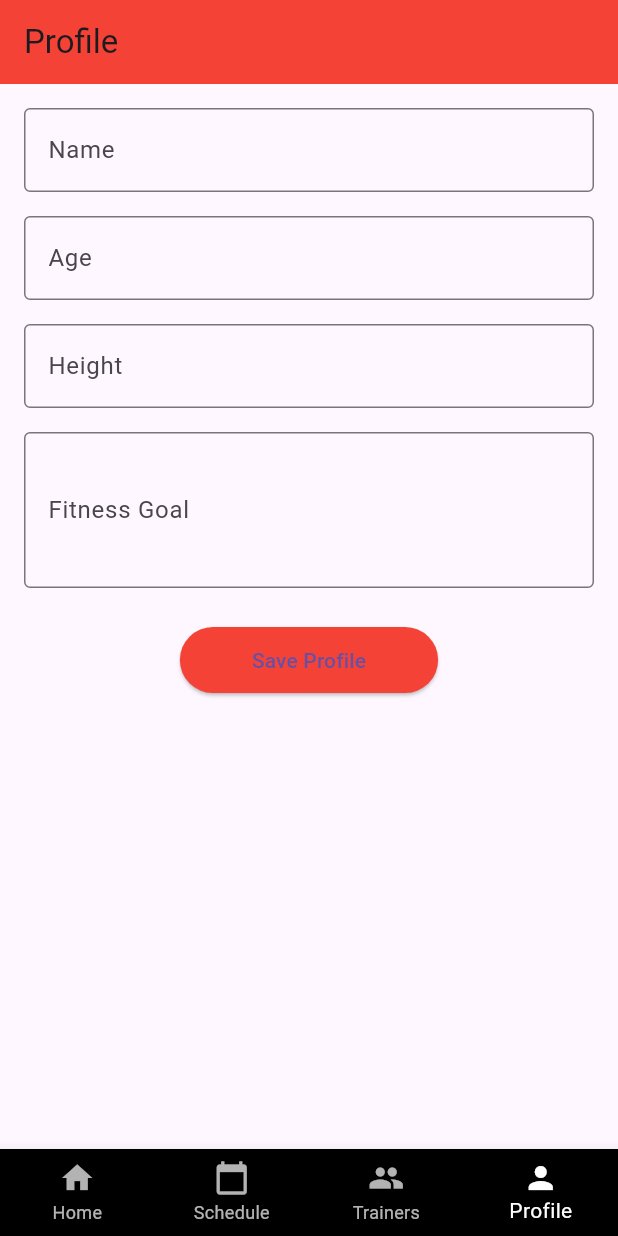
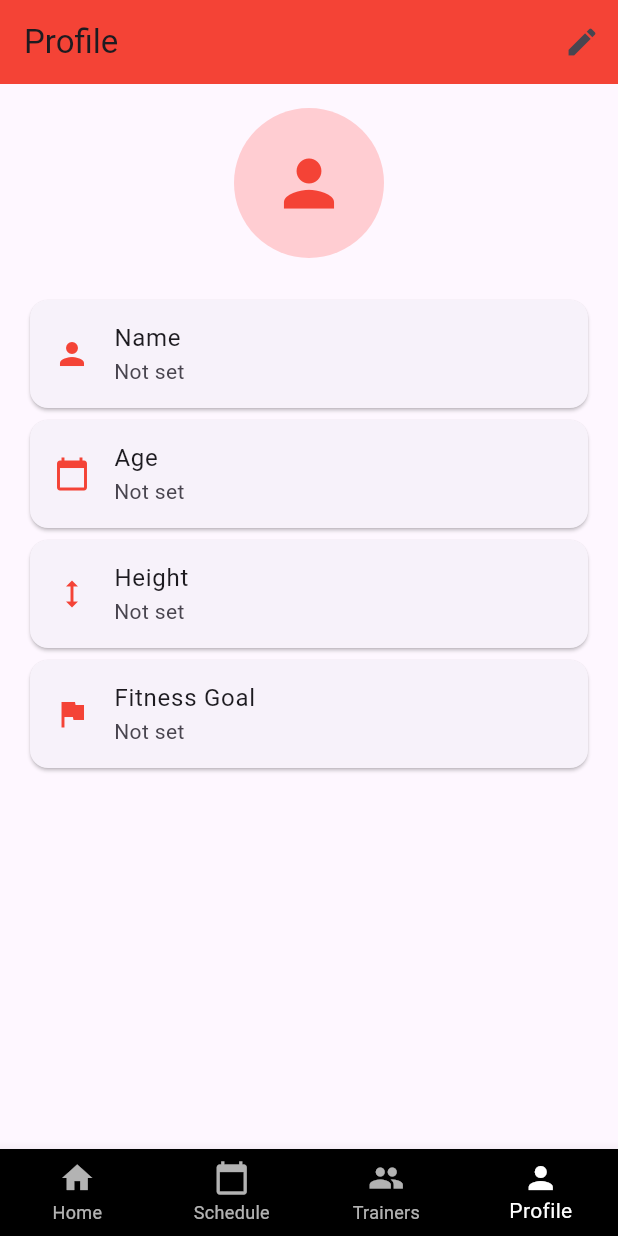
Before and after one commit to gonzaleza61/wmftracker, a Flutter app: the screen it shows once a user with an empty profile is signed in, item 4 of the bottom bar chosen, on a phone screen of 412 x 824 dp. Run offline on Flutter 3.47's test engine with Material 3 defaults, Android fonts, the phone set to English and light mode, and no system bars; our stand-ins replace cloud_functions, firebase_auth, firebase_core, firebase_database, flutter_dotenv, table_calendar; accounts and stored records are empty.

Commit message:
profile changes

```diff
--- a/weight_tracker/lib/screens/profile_screen.dart
+++ b/weight_tracker/lib/screens/profile_screen.dart
@@ -20,6 +20,7 @@ class _ProfileScreenState extends State<ProfileScreen> {
   late TextEditingController _goalController;
 
   bool _isLoading = true;
+  bool _isEditing = false;
 
   @override
   void initState() {
@@ -86,6 +87,42 @@ class _ProfileScreenState extends State<ProfileScreen> {
     }
   }
 
+  Widget _buildDisplayTile({
+    required String title,
+    required String value,
+    required IconData icon,
+  }) {
+    return Card(
+      child: ListTile(
+        leading: Icon(icon, color: Colors.red),
+        title: Text(title),
+        subtitle: Text(value.isEmpty ? 'Not set' : value),
+        trailing: _isEditing ? Icon(Icons.edit) : null,
+      ),
+    );
+  }
+
+  Widget _buildEditField({
+    required TextEditingController controller,
+    required String label,
+    required IconData icon,
+    TextInputType? keyboardType,
+    int? maxLines,
+  }) {
+    return TextFormField(
+      controller: controller,
+      decoration: InputDecoration(
+        labelText: label,
+        prefixIcon: Icon(icon, color: Colors.red),
+        border: OutlineInputBorder(),
+      ),
+      keyboardType: keyboardType,
+      maxLines: maxLines ?? 1,
+      validator: (value) =>
+          value?.isEmpty ?? true ? 'Please enter $label' : null,
+    );
+  }
+
   @override
   Widget build(BuildContext context) {
     if (_isLoading) {
@@ -102,6 +139,21 @@ class _ProfileScreenState extends State<ProfileScreen> {
       appBar: AppBar(
         title: Text('Profile'),
         backgroundColor: Colors.red,
+        actions: [
+          IconButton(
+            icon: Icon(_isEditing ? Icons.save : Icons.edit),
+            onPressed: () {
+              if (_isEditing) {
+                if (_formKey.currentState!.validate()) {
+                  _saveProfile();
+                  setState(() => _isEditing = false);
+                }
+              } else {
+                setState(() => _isEditing = true);
+              }
+            },
+          ),
+        ],
       ),
       body: SingleChildScrollView(
         padding: EdgeInsets.all(16),
@@ -109,57 +161,60 @@ class _ProfileScreenState extends State<ProfileScreen> {
           key: _formKey,
           child: Column(
             children: [
-              TextFormField(
+              CircleAvatar(
+                radius: 50,
+                backgroundColor: Colors.red.shade100,
+                child: Icon(Icons.person, size: 50, color: Colors.red),
+              ),
+              SizedBox(height: 24),
+              if (_isEditing) ...[
+                _buildEditField(
                   controller: _nameController,
-                decoration: InputDecoration(
-                  labelText: 'Name',
-                  border: OutlineInputBorder(),
-                ),
-                validator: (value) =>
-                    value?.isEmpty ?? true ? 'Please enter your name' : null,
+                  label: 'Name',
+                  icon: Icons.person,
                 ),
                 SizedBox(height: 16),
-              TextFormField(
+                _buildEditField(
                   controller: _ageController,
-                decoration: InputDecoration(
-                  labelText: 'Age',
-                  border: OutlineInputBorder(),
-                ),
+                  label: 'Age',
+                  icon: Icons.calendar_today,
                   keyboardType: TextInputType.number,
-                validator: (value) =>
-                    value?.isEmpty ?? true ? 'Please enter your age' : null,
                 ),
                 SizedBox(height: 16),
-              TextFormField(
+                _buildEditField(
                   controller: _heightController,
-                decoration: InputDecoration(
-                  labelText: 'Height',
-                  border: OutlineInputBorder(),
-                ),
-                validator: (value) =>
-                    value?.isEmpty ?? true ? 'Please enter your height' : null,
+                  label: 'Height',
+                  icon: Icons.height,
                 ),
                 SizedBox(height: 16),
-              TextFormField(
+                _buildEditField(
                   controller: _goalController,
-                decoration: InputDecoration(
-                  labelText: 'Fitness Goal',
-                  border: OutlineInputBorder(),
+                  label: 'Fitness Goal',
+                  icon: Icons.flag,
+                  maxLines: 3,
                 ),
-                maxLines: 3,
-                validator: (value) => value?.isEmpty ?? true
-                    ? 'Please enter your fitness goal'
-                    : null,
+              ] else ...[
+                _buildDisplayTile(
+                  title: 'Name',
+                  value: _nameController.text,
+                  icon: Icons.person,
                 ),
-              SizedBox(height: 24),
-              ElevatedButton(
-                onPressed: _saveProfile,
-                style: ElevatedButton.styleFrom(
-                  backgroundColor: Colors.red,
-                  padding: EdgeInsets.symmetric(horizontal: 48, vertical: 12),
+                _buildDisplayTile(
+                  title: 'Age',
+                  value: _ageController.text,
+                  icon: Icons.calendar_today,
                 ),
-                child: Text('Save Profile'),
+                _buildDisplayTile(
+                  title: 'Height',
+                  value: _heightController.text,
+                  icon: Icons.height,
                 ),
+                _buildDisplayTile(
+                  title: 'Fitness Goal',
+                  value: _goalController.text,
+                  icon: Icons.flag,
+                ),
+              ],
             ],
           ),
         ),
```
Lines whose indentation alone changed are shown as unchanged.
